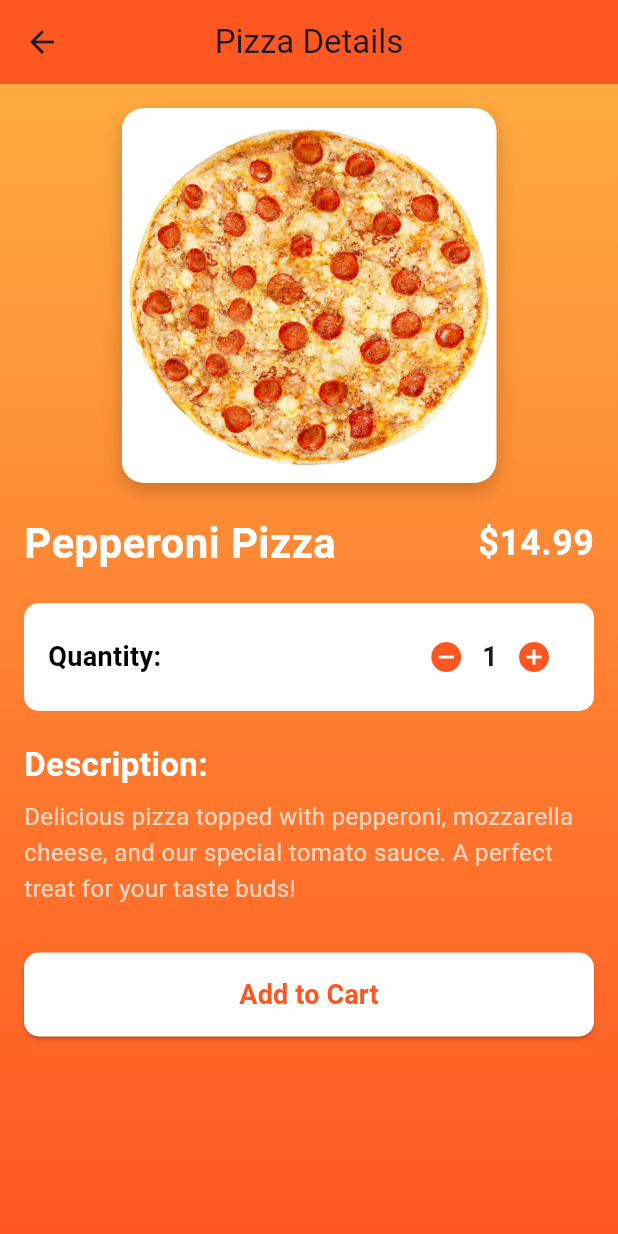
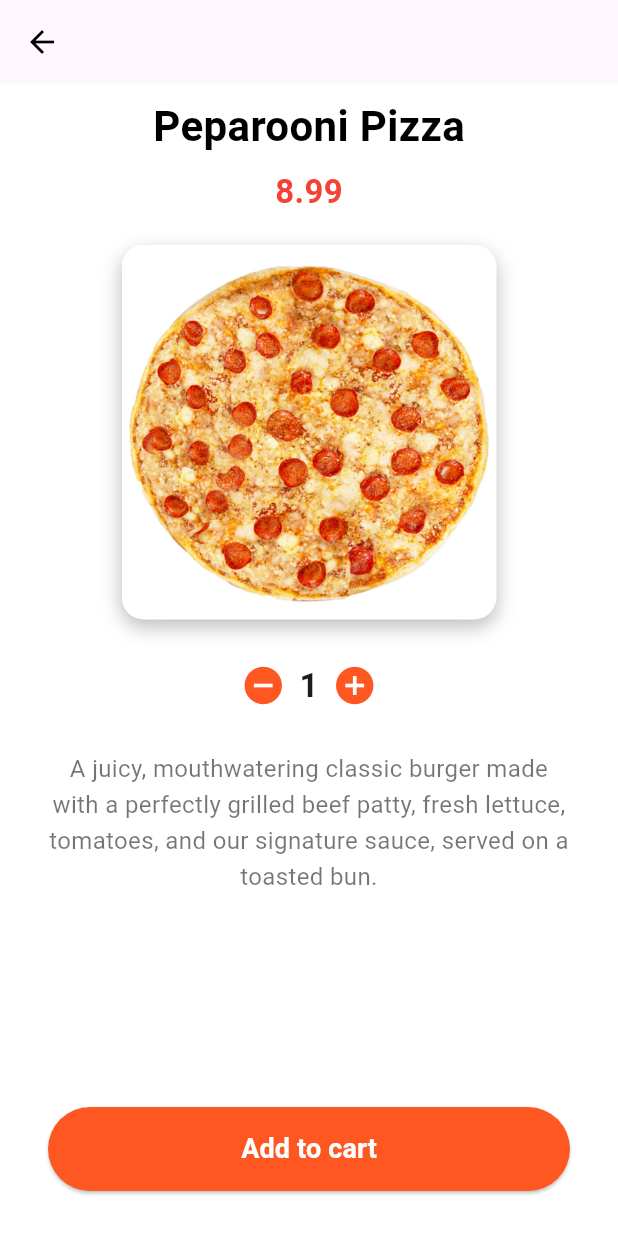
Before and after one commit to Hansi24/FoodOrderingSystem, a Flutter app: the screen it shows after launch, after a tap on "Get Started", on a phone screen of 412 x 824 dp. Run offline on Flutter 3.47's test engine with Material 3 defaults, Android fonts, the phone set to English and light mode, and no system bars.

Commit message:
burger item and  pizza item UI created

```diff
--- a/food_ordering_system/lib/screens/item.dart
+++ b/food_ordering_system/lib/screens/item.dart
@@ -1,4 +1,3 @@
-import 'package:cw2/screens/pizza_category.dart';
 import 'package:flutter/material.dart';
 
 class PizzaScreen extends StatefulWidget {
@@ -14,45 +13,54 @@ class _PizzaScreenState extends State<PizzaScreen> {
   @override
   Widget build(BuildContext context) {
     return Scaffold(
+      // Match the background
       appBar: AppBar(
-        backgroundColor: Colors.deepOrange,
         elevation: 0,
-        title: const Text('Pizza Details'),
-        centerTitle: true,
+        leading: IconButton(
+          icon: const Icon(Icons.arrow_back, color: Colors.black),
+          onPressed: () => Navigator.pop(context),
         ),
-      body: Stack(
+      ),
+      body: Center(
+        child: Column(
+          crossAxisAlignment: CrossAxisAlignment.center,
           children: [
-          // Background gradient
-          Container(
-            decoration: const BoxDecoration(
-              gradient: LinearGradient(
-                colors: [Colors.orangeAccent, Colors.deepOrange],
-                begin: Alignment.topCenter,
-                end: Alignment.bottomCenter,
+            // Title and Price
+            const Padding(
+              padding: EdgeInsets.symmetric(horizontal: 16.0, vertical: 8),
+              child: Text(
+                "Peparooni Pizza",
+                style: TextStyle(
+                  fontSize: 28,
+                  fontWeight: FontWeight.bold,
+                  color: Colors.black,
                 ),
               ),
             ),
-          SingleChildScrollView(
-            padding: const EdgeInsets.all(16),
-            child: Column(
-              crossAxisAlignment: CrossAxisAlignment.start,
-              children: [
-                // Pizza Image
-                Center(
-                  child: Container(
+            const Text(
+              "8.99",
+              style: TextStyle(
+                fontSize: 22,
+                fontWeight: FontWeight.bold,
+                color: Colors.red,
+              ),
+            ),
+            const SizedBox(height: 20),
+
+            // Burger Image with Rectangular Border
+            Container(
               decoration: BoxDecoration(
-                      borderRadius: BorderRadius.circular(15),
+                borderRadius: BorderRadius.circular(15), // Rounded corners
                 boxShadow: [
                   BoxShadow(
-                          // ignore: deprecated_member_use
-                          color: Colors.black.withOpacity(0.2),
+                    color: Colors.black26,
                     blurRadius: 10,
                     offset: const Offset(0, 5),
                   ),
                 ],
               ),
               child: ClipRRect(
-                      borderRadius: BorderRadius.circular(15),
+                borderRadius: BorderRadius.circular(15), // Match border radius
                 child: Image.asset(
                   'assets/peparooni.jpg',
                   height: 250,
@@ -61,52 +69,11 @@ class _PizzaScreenState extends State<PizzaScreen> {
                 ),
               ),
             ),
-                ),
-                const SizedBox(height: 20),
-
-                // Pizza Name and Price
-                Row(
-                  mainAxisAlignment: MainAxisAlignment.spaceBetween,
-                  children: const [
-                    Text(
-                      'Pepperoni Pizza',
-                      style: TextStyle(
-                        fontSize: 28,
-                        fontWeight: FontWeight.bold,
-                        color: Colors.white,
-                      ),
-                    ),
-                    Text(
-                      '\$14.99',
-                      style: TextStyle(
-                        fontSize: 24,
-                        color: Colors.white,
-                        fontWeight: FontWeight.bold,
-                      ),
-                    ),
-                  ],
-                ),
             const SizedBox(height: 20),
 
             // Quantity Selector
-                Container(
-                  decoration: BoxDecoration(
-                    color: Colors.white,
-                    borderRadius: BorderRadius.circular(10),
-                  ),
-                  padding: const EdgeInsets.symmetric(horizontal: 16, vertical: 12),
-                  child: Row(
-                    mainAxisAlignment: MainAxisAlignment.spaceBetween,
-                    children: [
-                      const Text(
-                        'Quantity:',
-                        style: TextStyle(
-                          fontSize: 18,
-                          fontWeight: FontWeight.bold,
-                          color: Colors.black,
-                        ),
-                      ),
             Row(
+              mainAxisAlignment: MainAxisAlignment.center,
               children: [
                 IconButton(
                   onPressed: () {
@@ -114,76 +81,70 @@ class _PizzaScreenState extends State<PizzaScreen> {
                       setState(() => quantity--);
                     }
                   },
-                            icon: const Icon(Icons.remove_circle, color: Colors.deepOrange),
+                  icon: const Icon(Icons.remove_circle, color: Colors.deepOrange, size: 30),
                 ),
                 Text(
                   quantity.toString(),
-                            style: const TextStyle(fontSize: 18, fontWeight: FontWeight.bold),
+                  style: const TextStyle(
+                    fontSize: 22,
+                    fontWeight: FontWeight.bold,
+                  ),
                 ),
                 IconButton(
                   onPressed: () {
                     setState(() => quantity++);
                   },
-                            icon: const Icon(Icons.add_circle, color: Colors.deepOrange),
+                  icon: const Icon(Icons.add_circle, color: Colors.deepOrange, size: 30),
                 ),
               ],
             ),
-                    ],
+            const SizedBox(height: 20),
+
+            // Description
+            const Padding(
+              padding: EdgeInsets.symmetric(horizontal: 32.0),
+              child: Text(
+                "A juicy, mouthwatering classic burger made with a perfectly grilled beef patty, "
+                "fresh lettuce, tomatoes, and our signature sauce, served on a toasted bun.",
+                textAlign: TextAlign.center,
+                style: TextStyle(
+                  fontSize: 16,
+                  color: Colors.black54,
+                  height: 1.5,
                 ),
               ),
-                const SizedBox(height: 20),
+            ),
+            const Spacer(),
 
-                // Description Section
-                const Text(
-                  'Description:',
+            // Add to Cart Button
+            Padding(
+              padding: const EdgeInsets.symmetric(horizontal: 32.0),
+              child: ElevatedButton(
+                onPressed: () {
+                  // Add functionality here
+                },
+                style: ElevatedButton.styleFrom(
+                  backgroundColor: Colors.deepOrange,
+                  padding: const EdgeInsets.symmetric(vertical: 15),
+                  shape: RoundedRectangleBorder(
+                    borderRadius: BorderRadius.circular(30),
+                  ),
+                ),
+                child: const Center(
+                  child: Text(
+                    "Add to cart",
                     style: TextStyle(
-                    fontSize: 22,
+                      fontSize: 18,
                       fontWeight: FontWeight.bold,
                       color: Colors.white,
                     ),
                   ),
-                const SizedBox(height: 8),
-                const Text(
-                  'Delicious pizza topped with pepperoni, mozzarella cheese, '
-                  'and our special tomato sauce. A perfect treat for your taste buds!',
-                  style: TextStyle(
-                    fontSize: 16,
-                    color: Colors.white70,
-                    height: 1.5,
+                ),
               ),
             ),
             const SizedBox(height: 30),
-
-                // Add to Cart Button
-                SizedBox(
-                  width: double.infinity,
-                  child: ElevatedButton(
-                    onPressed: () => Navigator.push(
-                    context,
-                    MaterialPageRoute(
-                        builder: (context) => const PizzaCategoriesScreen()),
-                  ),
-                    style: ElevatedButton.styleFrom(
-                      backgroundColor: Colors.white,
-                      padding: const EdgeInsets.symmetric(vertical: 15),
-                      shape: RoundedRectangleBorder(
-                        borderRadius: BorderRadius.circular(10),
-                      ),
-                    ),
-                    child: const Text(
-                      'Add to Cart',
-                      style: TextStyle(
-                        fontSize: 18,
-                        fontWeight: FontWeight.bold,
-                        color: Colors.deepOrange,
-                      ),
-                    ),
-                  ),
-                ),
           ],
         ),
-          ),
-        ],
       ),
     );
   }
```
Also changed, not shown: food_ordering_system/lib/screens/burger_details.dart (+73 -112 lines). Lines whose indentation alone changed are shown as unchanged.
